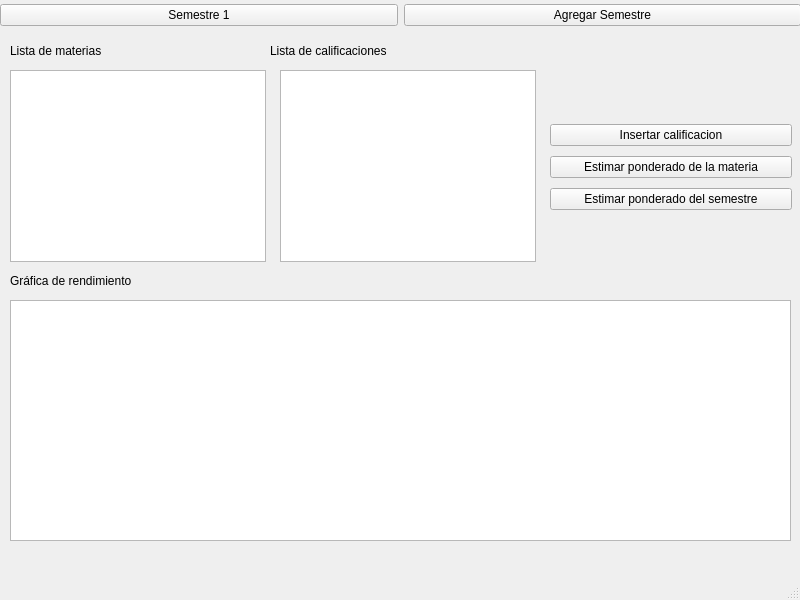
Old version of the form Borrador/principal.ui in the repository Juanpam/Semestrator.
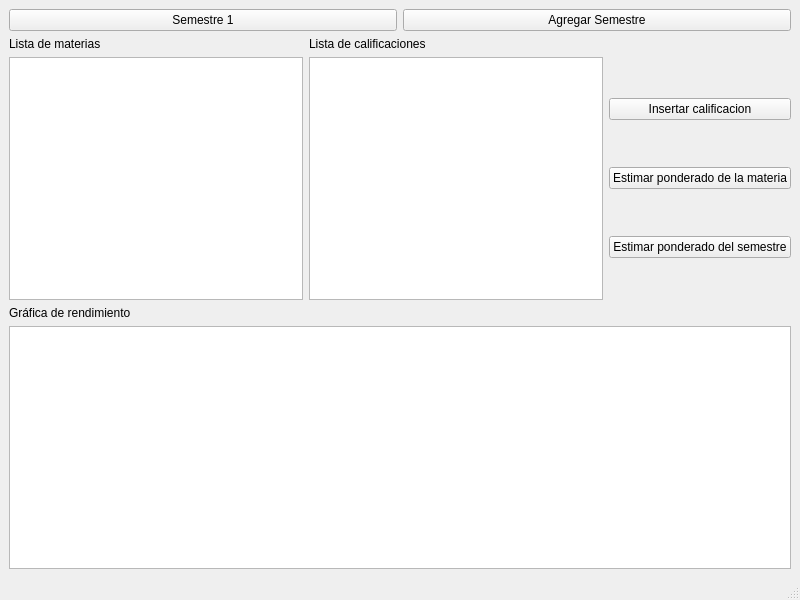
New version of the form.

Diff of the .ui file:
```diff
--- a/Borrador/principal.ui
+++ b/Borrador/principal.ui
@@ -14,15 +14,8 @@
    <string>Perfil del estudiante</string>
   </property>
   <widget class="QWidget" name="centralwidget">
-   <widget class="QWidget" name="horizontalLayoutWidget">
-    <property name="geometry">
-     <rect>
-      <x>0</x>
-      <y>0</y>
-      <width>801</width>
-      <height>31</height>
-     </rect>
-    </property>
+   <layout class="QGridLayout" name="gridLayout">
+    <item row="0" column="0" colspan="3">
     <layout class="QHBoxLayout" name="horizontalLayout">
      <item>
       <widget class="QPushButton" name="Semestre">
@@ -39,75 +32,28 @@
       </widget>
      </item>
     </layout>
-   </widget>
-   <widget class="QListView" name="ListaM">
-    <property name="geometry">
-     <rect>
-      <x>10</x>
-      <y>70</y>
-      <width>256</width>
-      <height>192</height>
-     </rect>
-    </property>
-   </widget>
+    </item>
+    <item row="1" column="0">
    <widget class="QLabel" name="labelMaterias">
-    <property name="geometry">
-     <rect>
-      <x>10</x>
-      <y>40</y>
-      <width>121</width>
-      <height>21</height>
-     </rect>
-    </property>
     <property name="text">
      <string>Lista de materias</string>
     </property>
    </widget>
+    </item>
+    <item row="1" column="1">
    <widget class="QLabel" name="labelCalificaciones">
-    <property name="geometry">
-     <rect>
-      <x>270</x>
-      <y>40</y>
-      <width>151</width>
-      <height>21</height>
-     </rect>
-    </property>
     <property name="text">
      <string>Lista de calificaciones</string>
     </property>
    </widget>
-   <widget class="QListView" name="listaC">
-    <property name="geometry">
-     <rect>
-      <x>280</x>
-      <y>70</y>
-      <width>256</width>
-      <height>192</height>
-     </rect>
-    </property>
-   </widget>
-   <widget class="QLabel" name="label">
-    <property name="geometry">
-     <rect>
-      <x>10</x>
-      <y>270</y>
-      <width>161</width>
-      <height>21</height>
-     </rect>
-    </property>
-    <property name="text">
-     <string>Gráfica de rendimiento</string>
-    </property>
-   </widget>
-   <widget class="QWidget" name="verticalLayoutWidget">
-    <property name="geometry">
-     <rect>
-      <x>550</x>
-      <y>120</y>
-      <width>242</width>
-      <height>95</height>
-     </rect>
-    </property>
+    </item>
+    <item row="2" column="0">
+     <widget class="QListView" name="ListaM"/>
+    </item>
+    <item row="2" column="1">
+     <widget class="QListView" name="listaC"/>
+    </item>
+    <item row="2" column="2">
     <layout class="QVBoxLayout" name="verticalLayout">
      <item>
       <widget class="QPushButton" name="InsertarC">
@@ -131,17 +77,18 @@
       </widget>
      </item>
     </layout>
-   </widget>
-   <widget class="QGraphicsView" name="graphicsView">
-    <property name="geometry">
-     <rect>
-      <x>10</x>
-      <y>300</y>
-      <width>781</width>
-      <height>241</height>
-     </rect>
-    </property>
-   </widget>
+    </item>
+    <item row="3" column="0">
+     <widget class="QLabel" name="label">
+      <property name="text">
+       <string>Gráfica de rendimiento</string>
+      </property>
+     </widget>
+    </item>
+    <item row="4" column="0" colspan="3">
+     <widget class="QGraphicsView" name="graphicsView"/>
+    </item>
+   </layout>
   </widget>
   <widget class="QMenuBar" name="menubar">
    <property name="geometry">
```
Lines whose indentation alone changed are shown as unchanged.
